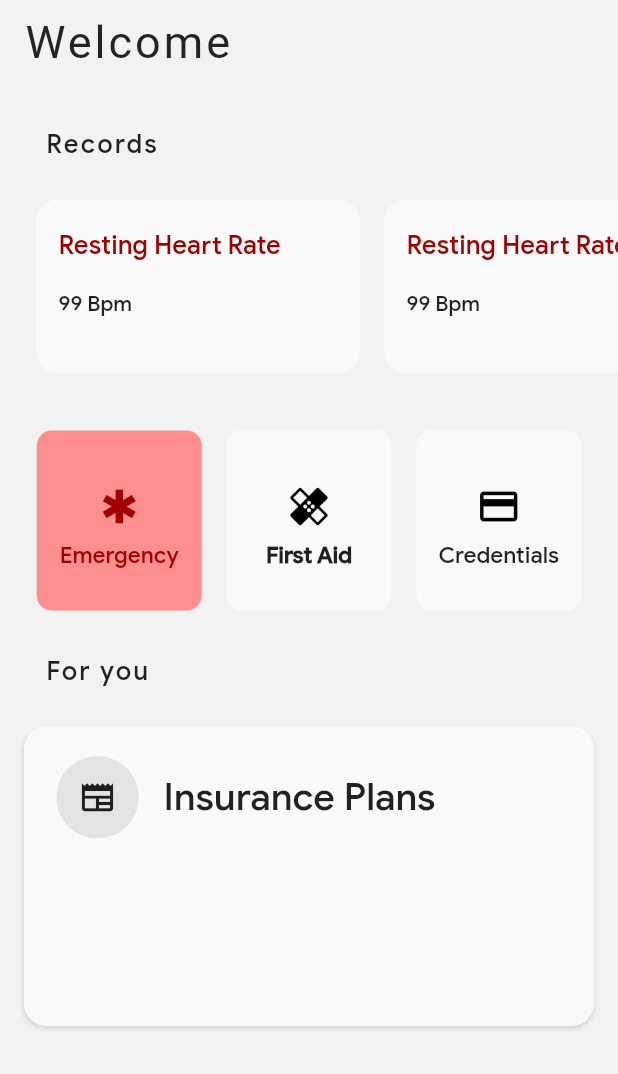
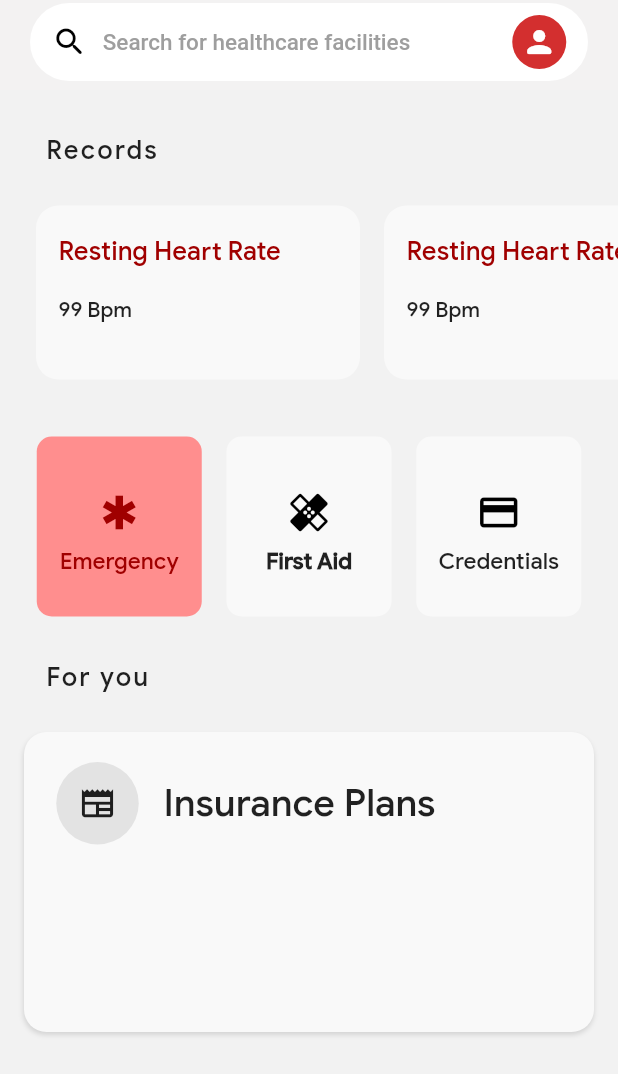
Before and after one commit to Jxhan11/UniMed, a Flutter app: the screen it shows after launch, on a phone screen of 412 x 824 dp. Shown: the top 1074 px of the screen. Run offline on Flutter 3.47's test engine with Material 2 defaults, Android fonts, the phone set to English and light mode, and no system bars; Roboto replaces fonts that are missing (ProductSans).

Commit message:
search bar
~added some Todos. (mediaquery stuff)

```diff
--- a/lib/main.dart
+++ b/lib/main.dart
@@ -1,9 +1,16 @@
 import 'package:flutter/material.dart';
+import 'package:flutter/services.dart';
 import 'dart:ui';
 
 import 'package:unimed/Components/usefulStuff.dart';
+import 'package:unimed/Pages/searchWithSuggestions.dart';
 
 void main() {
+  SystemChrome.setSystemUIOverlayStyle(
+    SystemUiOverlayStyle(
+      statusBarColor: Colors.transparent,
+    ),
+  );
   runApp(MyApp());
 }
 
@@ -25,7 +32,7 @@ class MyApp extends StatelessWidget {
         appBarTheme: AppBarTheme(
           color: Color(0xFFEEEEE),
           titleTextStyle: TextStyle(
-              color: Color(0xFF242424), fontSize: 30, letterSpacing: 2),
+              color: Color(0xFF242424), fontSize: 22, letterSpacing: 2),
         ),
         textTheme: TextTheme(
           // bodyLarge:
@@ -34,14 +41,18 @@ class MyApp extends StatelessWidget {
           //     TextStyle(fontFamily: "PSM",),
           // bodySmall:
           //     TextStyle(fontFamily: "PSL",),
-          headline1: TextStyle(color: Colors.deepPurpleAccent,fontFamily: "PSM"),
-          headline2: TextStyle(color: Colors.deepPurpleAccent,fontFamily: "PSM"),
+          headline1:
+              TextStyle(color: Colors.deepPurpleAccent, fontFamily: "PSM"),
+          headline2:
+              TextStyle(color: Colors.deepPurpleAccent, fontFamily: "PSM"),
           bodyText2: TextStyle(fontFamily: "PSM"),
           // bodyText1: TextStyle(color: Colors.blue),
           subtitle1: TextStyle(fontFamily: "PSM"),
         ),
       ),
+      darkTheme: ThemeData.dark(),
       // Inner UI of the application
+      themeMode: ThemeMode.system,
       home: const Homepage(),
     );
   }
@@ -60,13 +71,90 @@ class _HomepageState extends State<Homepage> {
     double screenHeight = MediaQuery.of(context).size.height;
     double screenWidth = MediaQuery.of(context).size.width;
     return Scaffold(
-        appBar: AppBar(
-          title: Text("Welcome"),
-          elevation: 0,
+      extendBodyBehindAppBar: true,
+      body: CustomScrollView(
+        slivers: <Widget>[
+          SliverAppBar(
+            collapsedHeight: 60,
+            title: Padding(
+              //TODO: Make the padding and height relative.
+              padding: const EdgeInsets.only(left: 4, right: 4),
+              child: Container(
+                width: double.infinity,
+                height: 52,
+                decoration: BoxDecoration(
+                    color: Theme.of(context).brightness == Brightness.light
+                        ? Colors.white
+                        : Colors.black,
+                    borderRadius: BorderRadius.all(Radius.circular(50))),
+                child: Row(
+                  crossAxisAlignment: CrossAxisAlignment.center,
+                  mainAxisAlignment: MainAxisAlignment.spaceAround,
+                  children: [
+                    GestureDetector(
+                      onTap: () {
+                        Navigator.push(
+                          context,
+                          MaterialPageRoute(
+                              builder: (context) =>
+                                  SearchWithSuggestionsPage()),
+                        );
+                      },
+                      child: Padding(
+                        padding: EdgeInsets.only(left: 0),
+                        child: Container(
+                          child: Row(
+                            children: [
+                              Hero(
+                                tag: 'search-icon-leading',
+                                child: Material(
+                                  color: Colors.transparent,
+                                  child: Icon(
+                                    Icons.search_rounded,
+                                    color: Theme.of(context).brightness ==
+                                            Brightness.dark
+                                        ? Colors.white
+                                        : Colors.black,
                                   ),
-        body: CustomScrollView(
-
-          slivers: <Widget>[
+                                ),
+                              ),
+                              const SizedBox(
+                                width: 10,
+                              ),
+                              const Hero(
+                                tag: 'search-text',
+                                child: Material(
+                                  color: Colors.transparent,
+                                  child: Text(
+                                    "Search for healthcare facilities",
+                                    style: TextStyle(
+                                        fontFamily: 'ProductSans',
+                                        letterSpacing: 0,
+                                        fontWeight: FontWeight.w500,
+                                        color: Colors.grey,
+                                        fontSize: 15,
+                                    ),
+                                  ),
+                                ),
+                              ),
+                            ],
+                          ),
+                        ),
+                      ),
+                    ),
+                    SizedBox(
+                      width: 10,
+                    ),
+                    CircleAvatar(
+                      radius: 18,
+                      child: Icon(Icons.person_rounded),
+                    ),
+                    // SizedBox(width: 1,),
+                  ],
+                ),
+              ),
+            ),
+          ),
           SubHeadlines(text: 'Records'),
           SliverToBoxAdapter(
             child: RecordCards(),
@@ -74,8 +162,6 @@ class _HomepageState extends State<Homepage> {
           EmergencyBoxes(),
           SubHeadlines(text: 'For you'),
           ForYouCards(),
-
-
         ],
       ),
     );
@@ -388,9 +474,9 @@ class RecordCards extends StatefulWidget {
 class _RecordCardsState extends State<RecordCards> {
   @override
   Widget build(BuildContext context) {
-    return  Container(
+    return Container(
       // color: Colors.black12,
-      padding:EdgeInsets.only(left: 16,top: 8) ,
+      padding: EdgeInsets.only(left: 16, top: 8),
       height: 140,
       child: Container(
         child: ScrollConfiguration(
@@ -412,11 +498,27 @@ class _RecordCardsState extends State<RecordCards> {
                       width: 216,
                       child: Column(
                         children: <Widget>[
-                          SizedBox(height: 20,),
-                          Container(padding: EdgeInsets.only(left: 15), width:double.infinity, child: Text("Resting Heart Rate",textAlign: TextAlign.left,style: TextStyle(color: Color(0xFFA00000),fontSize: 17),)),
-                          SizedBox(height: 20,),
-                          Container(padding: EdgeInsets.only(left: 15),width: double.infinity, child: Text("99 Bpm",))
-
+                          SizedBox(
+                            height: 20,
+                          ),
+                          Container(
+                              padding: EdgeInsets.only(left: 15),
+                              width: double.infinity,
+                              child: Text(
+                                "Resting Heart Rate",
+                                textAlign: TextAlign.left,
+                                style: TextStyle(
+                                    color: Color(0xFFA00000), fontSize: 17),
+                              )),
+                          SizedBox(
+                            height: 20,
+                          ),
+                          Container(
+                              padding: EdgeInsets.only(left: 15),
+                              width: double.infinity,
+                              child: Text(
+                                "99 Bpm",
+                              ))
                         ],
                       ),
                     ),
@@ -433,11 +535,27 @@ class _RecordCardsState extends State<RecordCards> {
                       width: 216,
                       child: Column(
                         children: <Widget>[
-                          SizedBox(height: 20,),
-                          Container(padding: EdgeInsets.only(left: 15), width:double.infinity, child: Text("Resting Heart Rate",textAlign: TextAlign.left,style: TextStyle(color: Color(0xFFA00000),fontSize: 17),)),
-                          SizedBox(height: 20,),
-                          Container(padding: EdgeInsets.only(left: 15),width: double.infinity, child: Text("99 Bpm",))
-
+                          SizedBox(
+                            height: 20,
+                          ),
+                          Container(
+                              padding: EdgeInsets.only(left: 15),
+                              width: double.infinity,
+                              child: Text(
+                                "Resting Heart Rate",
+                                textAlign: TextAlign.left,
+                                style: TextStyle(
+                                    color: Color(0xFFA00000), fontSize: 17),
+                              )),
+                          SizedBox(
+                            height: 20,
+                          ),
+                          Container(
+                              padding: EdgeInsets.only(left: 15),
+                              width: double.infinity,
+                              child: Text(
+                                "99 Bpm",
+                              ))
                         ],
                       ),
                     ),
@@ -454,18 +572,32 @@ class _RecordCardsState extends State<RecordCards> {
                       width: 216,
                       child: Column(
                         children: <Widget>[
-                          SizedBox(height: 20,),
-                          Container(padding: EdgeInsets.only(left: 15), width:double.infinity, child: Text("Resting Heart Rate",textAlign: TextAlign.left,style: TextStyle(color: Color(0xFFA00000),fontSize: 17),)),
-                          SizedBox(height: 20,),
-                          Container(padding: EdgeInsets.only(left: 15),width: double.infinity, child: Text("99 Bpm",))
-
+                          SizedBox(
+                            height: 20,
+                          ),
+                          Container(
+                              padding: EdgeInsets.only(left: 15),
+                              width: double.infinity,
+                              child: Text(
+                                "Resting Heart Rate",
+                                textAlign: TextAlign.left,
+                                style: TextStyle(
+                                    color: Color(0xFFA00000), fontSize: 17),
+                              )),
+                          SizedBox(
+                            height: 20,
+                          ),
+                          Container(
+                              padding: EdgeInsets.only(left: 15),
+                              width: double.infinity,
+                              child: Text(
+                                "99 Bpm",
+                              ))
                         ],
                       ),
                     ),
                   ),
                 ),
-
-
               ],
             ),
           ),
@@ -480,18 +612,25 @@ class SubHeadlines extends StatelessWidget {
   final String text;
   @override
   Widget build(BuildContext context) {
-    return  SliverToBoxAdapter(
-      child: Column(
-          children:<Widget>[
-            SizedBox(height: 30,),
-            Container(padding: EdgeInsets.only(left: 30), width:double.infinity , child: Text(text,style: TextStyle(fontSize: 17,letterSpacing: 1.5),)),
-            SizedBox(height: 10,)
-          ]
+    return SliverToBoxAdapter(
+      child: Column(children: <Widget>[
+        SizedBox(
+          height: 30,
         ),
-    ) ;
+        Container(
+            padding: EdgeInsets.only(left: 30),
+            width: double.infinity,
+            child: Text(
+              text,
+              style: TextStyle(fontSize: 17, letterSpacing: 1.5),
+            )),
+        SizedBox(
+          height: 10,
+        )
+      ]),
+    );
   }
 }
-
 
 class EmergencyBoxes extends StatelessWidget {
   const EmergencyBoxes({Key? key}) : super(key: key);
@@ -500,7 +639,7 @@ class EmergencyBoxes extends StatelessWidget {
   Widget build(BuildContext context) {
     return SliverToBoxAdapter(
       child: Container(
-        padding: EdgeInsets.only(left: 16,right: 16,top: 30),
+        padding: EdgeInsets.only(left: 16, right: 16, top: 30),
         child: Row(
           mainAxisAlignment: MainAxisAlignment.spaceEvenly,
           children: <Widget>[
@@ -554,7 +693,8 @@ class EmergencyBoxes extends StatelessWidget {
                     ),
                     Text(
                       "First Aid",
-                      style: TextStyle(fontSize: 15,fontWeight:FontWeight.w900 ),
+                      style:
+                          TextStyle(fontSize: 15, fontWeight: FontWeight.w900),
                     ),
                   ],
                 ),
@@ -587,7 +727,6 @@ class EmergencyBoxes extends StatelessWidget {
                 ),
               ),
             ),
-
           ],
         ),
       ),
@@ -600,8 +739,8 @@ class ForYouCards extends StatelessWidget {
 
   @override
   Widget build(BuildContext context) {
-    return  SliverToBoxAdapter(
-      child:Container(
+    return SliverToBoxAdapter(
+      child: Container(
         decoration: BoxDecoration(
           color: Color(0xFFF9F9F9),
           borderRadius: BorderRadius.circular(15),
@@ -609,18 +748,19 @@ class ForYouCards extends StatelessWidget {
             BoxShadow(
               color: Colors.black12,
               blurRadius: 2,
-              offset: Offset(-.5,2),
+              offset: Offset(-.5, 2),
             ),
           ],
         ),
         margin: EdgeInsets.all(16),
         height: 200,
         width: 300,
-        child:  Column(
+        child: Column(
           children: <Widget>[
             Container(
-              padding: EdgeInsets.only(left: 5,top:20,right:10),
-              child: Row(children: <Widget>[
+              padding: EdgeInsets.only(left: 5, top: 20, right: 10),
+              child: Row(
+                children: <Widget>[
                   RawMaterialButton(
                     onPressed: () {},
                     elevation: 0,
@@ -632,12 +772,16 @@ class ForYouCards extends StatelessWidget {
                     padding: EdgeInsets.all(15.0),
                     shape: CircleBorder(),
                   ),
-                Text('Insurance Plans',style: TextStyle(fontSize: 25,fontFamily: "PSM"),)
-              ],),
+                  Text(
+                    'Insurance Plans',
+                    style: TextStyle(fontSize: 25, fontFamily: "PSM"),
+                  )
+                ],
+              ),
             ),
           ],
         ),
-      ) ,
+      ),
     );
   }
 }
```
Also changed, not shown: lib/Pages/searchWithSuggestions.dart (added, +44 -0 lines). Lines whose indentation alone changed are shown as unchanged.
